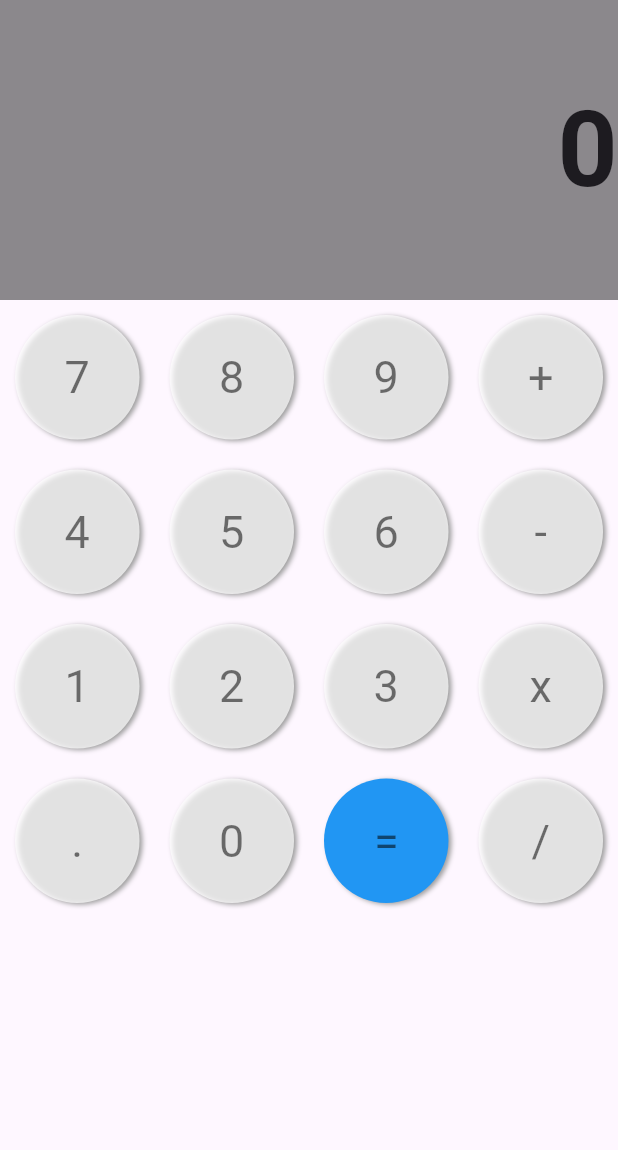
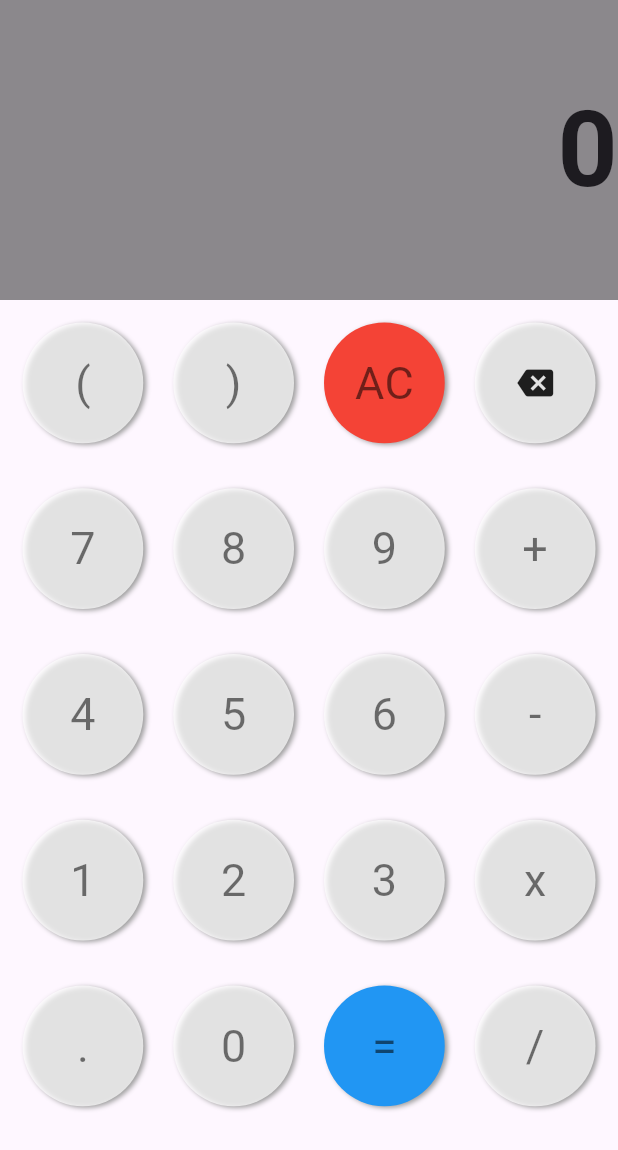
Before and after one commit to 0x000UK/Calculator_flutter, a Flutter app: the screen it shows after launch, on a phone screen of 412 x 824 dp. Shown: the top 1150 px of the screen. Run offline on Flutter 3.47's test engine with Material 2 defaults, Android fonts, the phone set to English and light mode, and no system bars.

Commit message:
added new buttons and minor change in UX

```diff
--- a/lib/keypad.dart
+++ b/lib/keypad.dart
@@ -13,11 +13,15 @@ class MyKeys extends StatelessWidget {
     return Expanded(
 
     child :Container(
-      //color: Colors.blue,
     child : GridView.count(
+      padding: const EdgeInsets.all(5),
+      mainAxisSpacing: 10,
       crossAxisCount: 4,
       children: [
-
+          CalculatorButton(text: '(',function: fun,),
+          CalculatorButton(text: ')',function: fun,),
+          CalculatorButton(text: 'AC',function: fun,isAllClearButton: true),
+          CalculatorButton(text: 'C',function: fun, isBackButton: true),
           CalculatorButton(text: '7',function: fun),
           CalculatorButton(text: '8',function: fun),
           CalculatorButton(text: '9',function: fun),
@@ -45,6 +49,8 @@ class CalculatorButton extends StatelessWidget {
 
   final String text;
   final bool isEqualsButton;
+  final bool isAllClearButton;
+  final bool isBackButton;
   final Function function;
 
   const CalculatorButton({
@@ -52,7 +58,8 @@ class CalculatorButton extends StatelessWidget {
     required this.function,
     required this.text,
     this.isEqualsButton = false,
-
+    this.isAllClearButton = false,
+    this.isBackButton = false,
   }) : super(key: key);
 
   @override
@@ -73,7 +80,7 @@ class CalculatorButton extends StatelessWidget {
         borderRadius:const BorderRadius.all(
           Radius.circular(45)
         ),
-        color: isEqualsButton?Colors.blue : Colors.white70,
+        color: isEqualsButton?Colors.blue : isAllClearButton?Colors.red: Colors.white70,
       ),
       child: InkWell(
         customBorder: const RoundedRectangleBorder(
@@ -81,7 +88,7 @@ class CalculatorButton extends StatelessWidget {
         ),
         onTap:() {function(text);},
         child: Center(
-          child: Text(
+          child: isBackButton?const Icon(Icons.backspace):Text(
             text,
             style: const TextStyle(fontSize: 30, color: Colors.black54),
           )
```
